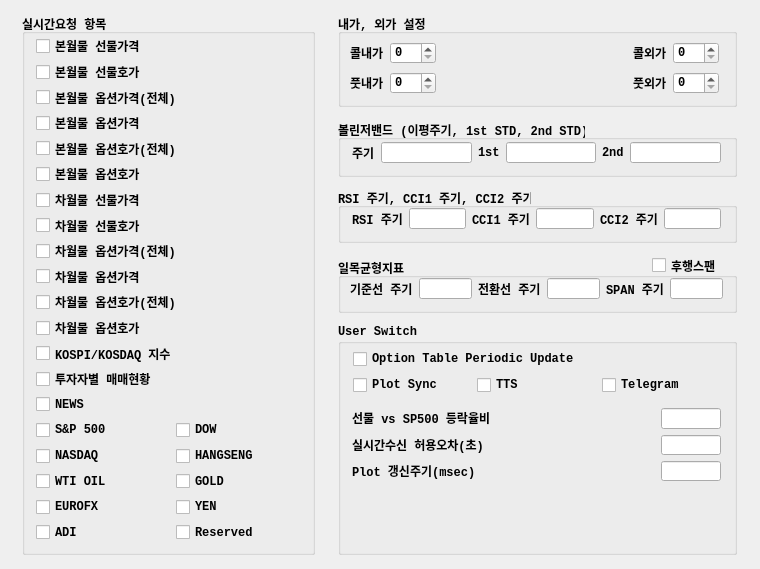
This is UI/realtimeitem.ui in skygoldfish/SkyBot as Qt 5 draws it before an edit. The edited form follows.
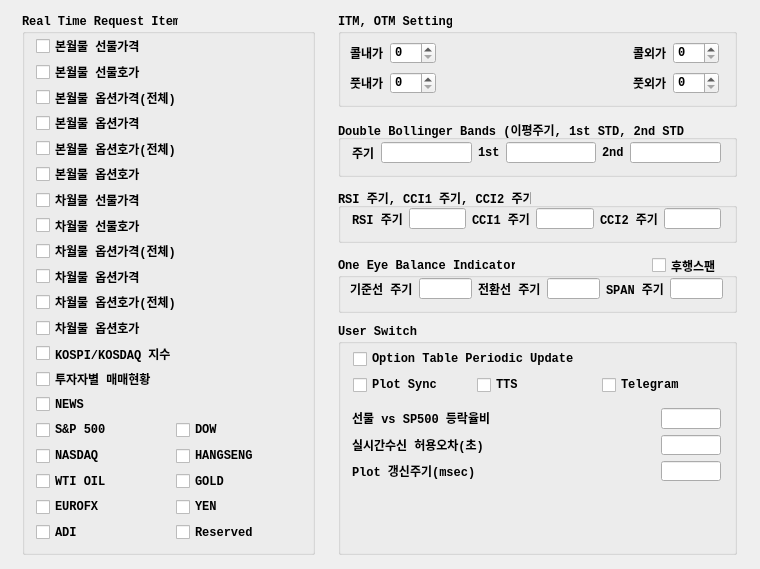
This is the edited form.

Commit message: 소스정리

The edit to the form file:
```diff
--- a/UI/realtimeitem.ui
+++ b/UI/realtimeitem.ui
@@ -30,7 +30,7 @@
     </font>
    </property>
    <property name="title">
-    <string>실시간요청 항목</string>
+    <string>Real Time Request Item</string>
    </property>
    <property name="flat">
     <bool>false</bool>
@@ -446,7 +446,7 @@
     </font>
    </property>
    <property name="title">
-    <string>볼린저밴드 (이평주기, 1st STD, 2nd STD)</string>
+    <string>Double Bollinger Bands (이평주기, 1st STD, 2nd STD)</string>
    </property>
    <widget class="QWidget" name="layoutWidget">
     <property name="geometry">
@@ -541,7 +541,7 @@
     </font>
    </property>
    <property name="title">
-    <string>내가, 외가 설정</string>
+    <string>ITM, OTM Setting</string>
    </property>
    <widget class="QWidget" name="layoutWidget">
     <property name="geometry">
@@ -893,7 +893,7 @@
     </font>
    </property>
    <property name="title">
-    <string>일목균형지표</string>
+    <string>One Eye Balance Indicator</string>
    </property>
    <widget class="QCheckBox" name="checkBox_lagging_span">
     <property name="geometry">
```
The commit also changes 1 other file.
